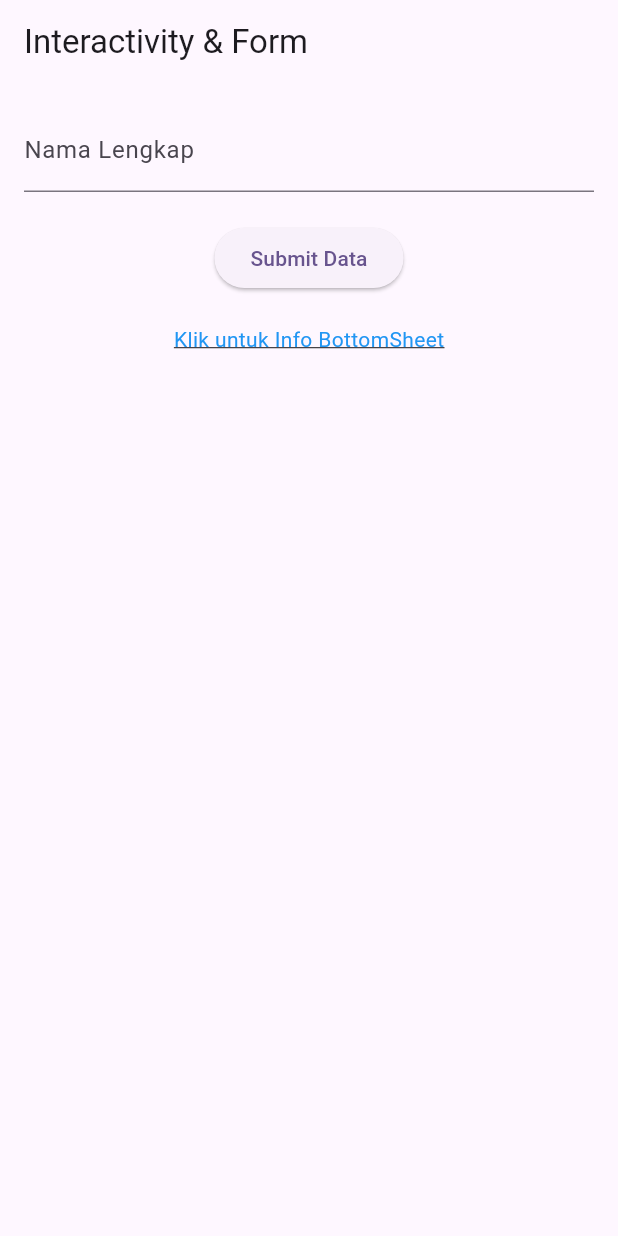
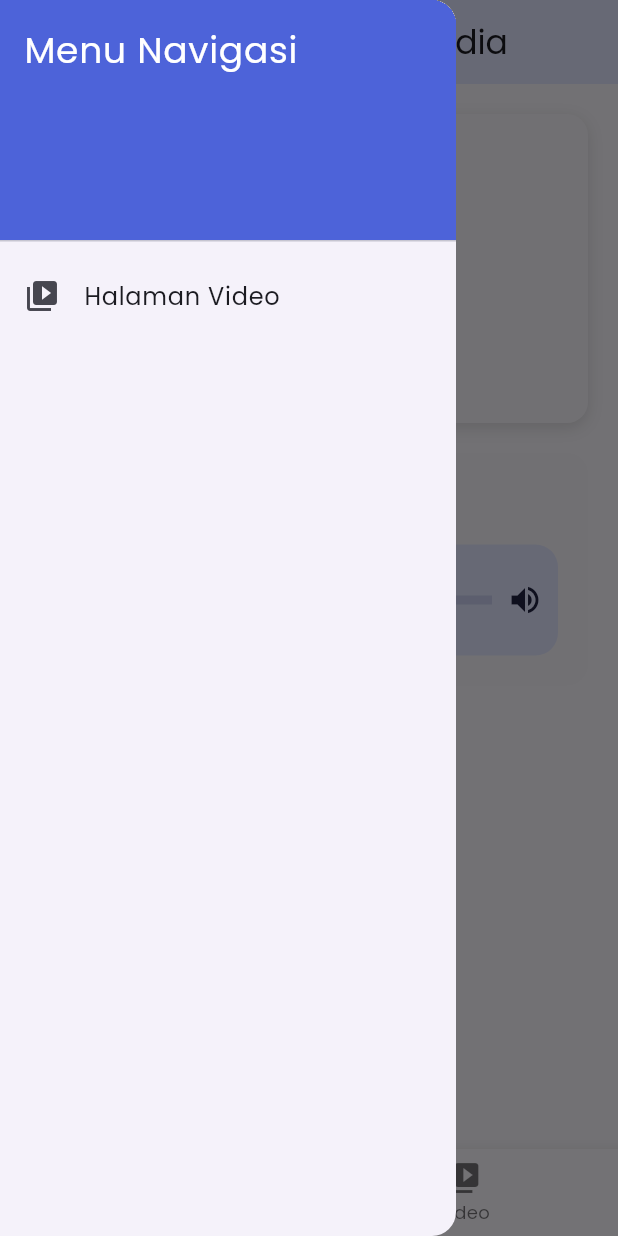
Before and after one commit to zahraayesha/prak-mobilelanjut-2417051027, a Flutter app: the screen it shows after launch, with the side drawer open (before the commit the screen has no drawer), on a phone screen of 412 x 824 dp. Run offline on Flutter 3.47's test engine with Material 3 defaults, Android fonts, the phone set to English and light mode, and no system bars; our stand-ins replace audioplayers, video_player.

Commit message:
Assets, Media and Routing

```diff
--- /dev/null
+++ b/lib/assets_media.dart
@@ -0,0 +1,203 @@
+import 'package:flutter/material.dart';
+import 'package:audioplayers/audioplayers.dart';
+
+class AssetsMediaPage extends StatefulWidget {
+  const AssetsMediaPage({super.key});
+
+  @override
+  State<AssetsMediaPage> createState() => _AssetsMediaPageState();
+}
+
+class _AssetsMediaPageState extends State<AssetsMediaPage> {
+  final AudioPlayer player = AudioPlayer();
+  bool isPlaying = false;
+  int _currentIndex = 0; // state untuk tab BottomNavigationBar
+
+  Future<void> playAudio() async {
+    if (isPlaying) {
+      await player.pause();
+    } else {
+      await player.play(AssetSource('audios/music.mp3'));
+    }
+
+    setState(() {
+      isPlaying = !isPlaying;
+    });
+  }
+
+  @override
+  void dispose() {
+    player.dispose();
+    super.dispose();
+  }
+
+  @override
+  Widget build(BuildContext context) {
+    return Scaffold(
+      backgroundColor: const Color(0xFFF8F6FC),
+
+      // --- NAVIGASI: AppBar ---
+      appBar: AppBar(
+        title: const Text('Beranda Assets & Media'),
+        backgroundColor: const Color(0xFFE1E5FF),
+      ),
+
+      // --- NAVIGASI: Drawer ---
+      drawer: Drawer(
+        child: ListView(
+          padding: EdgeInsets.zero,
+          children: [
+            const DrawerHeader(
+              decoration: BoxDecoration(color: Color(0xFF4D63D9)),
+              child: Text(
+                'Menu Navigasi',
+                style: TextStyle(color: Colors.white, fontSize: 24),
+              ),
+            ),
+            ListTile(
+              leading: const Icon(Icons.video_library),
+              title: const Text('Halaman Video'),
+              onTap: () {
+                // Tutup drawer dulu (pop)
+                Navigator.pop(context);
+                // Pindah ke halaman detail sambil bawa data
+                Navigator.pushNamed(
+                  context,
+                  '/detail',
+                  arguments: 'Data dari Halaman Beranda',
+                );
+              },
+            ),
+          ],
+        ),
+      ),
+
+      // --- NAVIGASI: BottomNavigationBar ---
+      bottomNavigationBar: BottomNavigationBar(
+        currentIndex: _currentIndex,
+        onTap: (index) {
+          setState(() {
+            _currentIndex = index;
+          });
+          if (index == 1) {
+            Navigator.pushNamed(context, '/detail');
+          }
+        },
+        items: const [
+          BottomNavigationBarItem(icon: Icon(Icons.home), label: 'Beranda'),
+          BottomNavigationBarItem(
+            icon: Icon(Icons.video_library),
+            label: 'Video',
+          ),
+        ],
+      ),
+
+      body: SafeArea(
+        child: SingleChildScrollView(
+          padding: const EdgeInsets.all(20),
+          child: Column(
+            children: [
+              // ===== Bagian Profil =====
+              Container(
+                width: double.infinity,
+                padding: const EdgeInsets.all(20),
+                decoration: BoxDecoration(
+                  color: const Color(0xFFF7F5FB),
+                  borderRadius: BorderRadius.circular(14),
+                  boxShadow: const [
+                    BoxShadow(
+                      color: Colors.black12,
+                      blurRadius: 8,
+                      offset: Offset(0, 3),
+                    ),
+                  ],
+                ),
+                child: Column(
+                  children: [
+                    ClipOval(
+                      child: Image.asset(
+                        'assets/images/profile.jpeg',
+                        width: 120,
+                        height: 120,
+                        fit: BoxFit.cover,
+                      ),
+                    ),
+                    const SizedBox(height: 15),
+                    const Text(
+                      'Zahra Ayesha',
+                      style: TextStyle(
+                        fontFamily: 'Poppins',
+                        fontSize: 22,
+                        fontWeight: FontWeight.bold,
+                      ),
+                    ),
+                  ],
+                ),
+              ),
+
+              const SizedBox(height: 20),
+
+              // ===== Bagian Audio =====
+              Container(
+                width: double.infinity,
+                padding: const EdgeInsets.all(20),
+                decoration: BoxDecoration(
+                  color: const Color(0xFFF7F5FB),
+                  borderRadius: BorderRadius.circular(14),
+                ),
+                child: Column(
+                  crossAxisAlignment: CrossAxisAlignment.start,
+                  children: [
+                    const Text(
+                      'Audio Motivasi',
+                      style: TextStyle(
+                        fontFamily: 'Poppins',
+                        fontSize: 18,
+                        fontWeight: FontWeight.bold,
+                      ),
+                    ),
+                    const SizedBox(height: 15),
+                    Container(
+                      padding: const EdgeInsets.all(10),
+                      decoration: BoxDecoration(
+                        color: const Color(0xFFE1E5FF),
+                        borderRadius: BorderRadius.circular(15),
+                      ),
+                      child: Row(
+                        children: [
+                          CircleAvatar(
+                            radius: 27,
+                            backgroundColor: const Color(0xFF4D63D9),
+                            child: IconButton(
+                              onPressed: playAudio,
+                              icon: Icon(
+                                isPlaying ? Icons.pause : Icons.play_arrow,
+                                color: Colors.white,
+                              ),
+                            ),
+                          ),
+                          const SizedBox(width: 12),
+                          const Expanded(
+                            child: LinearProgressIndicator(
+                              minHeight: 6,
+                              backgroundColor: Color(0xFFC8CDEF),
+                              valueColor: AlwaysStoppedAnimation<Color>(
+                                Color(0xFF4D63D9),
+                              ),
+                            ),
+                          ),
+                          const SizedBox(width: 10),
+                          const Icon(Icons.volume_up, color: Color(0xFF202342)),
+                        ],
+                      ),
+                    ),
+                  ],
+                ),
+              ),
+            ],
+          ),
+        ),
+      ),
+    );
+  }
+}
--- a/lib/main.dart
+++ b/lib/main.dart
@@ -1,9 +1,7 @@
 import 'package:flutter/material.dart';
 
-// import 'column_widget.dart';
-// import 'row_widget.dart';
-// import 'first_widget.dart';
-import 'form_widget.dart';
+import 'assets_media.dart';
+import 'detail_page.dart';
 
 void main() {
   runApp(const MyApp());
@@ -15,12 +13,20 @@
   @override
   Widget build(BuildContext context) {
     return MaterialApp(
-      title: 'Praktikum Mobile Lanjut',
+      debugShowCheckedModeBanner: false,
+      title: 'Assets Media & Navigation',
       theme: ThemeData(
-        colorScheme: ColorScheme.fromSeed(seedColor: Colors.deepPurple),
         useMaterial3: true,
+        fontFamily: 'Poppins',
+        colorScheme: ColorScheme.fromSeed(seedColor: const Color(0xFF4D63D9)),
       ),
-      home: const FormWidget(),
+
+      initialRoute: '/',
+
+      routes: {
+        '/': (context) => const AssetsMediaPage(),
+        '/detail': (context) => const DetailPage(),
+      },
     );
   }
 }
```
Also changed, not shown: lib/app_theme.dart (added, +19 -0 lines), lib/detail_page.dart (added, +81 -0 lines), lib/responsive_profile.dart (added, +127 -0 lines), pubspec.yaml (+10 -64 lines), assets/fonts/poppins-black.ttf (added), assets/images/profile.jpeg (added), pubspec.lock, 7 other files.
